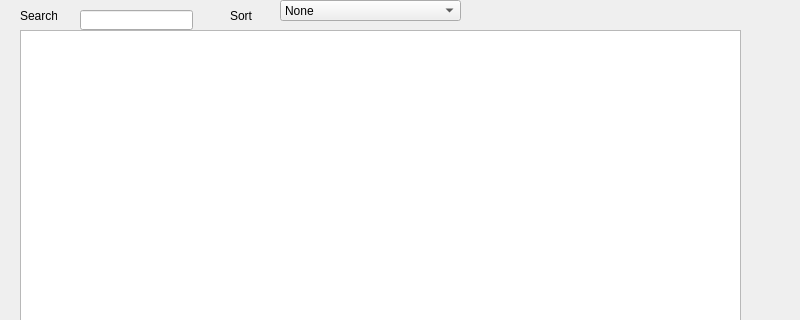
Above: returnbook.ui from NadaSulaiman01/Library_management_system before the change; both pictures show x 0 to 800 and y 0 to 320 of the 800 by 600 pixel window. Below: the same form after it.
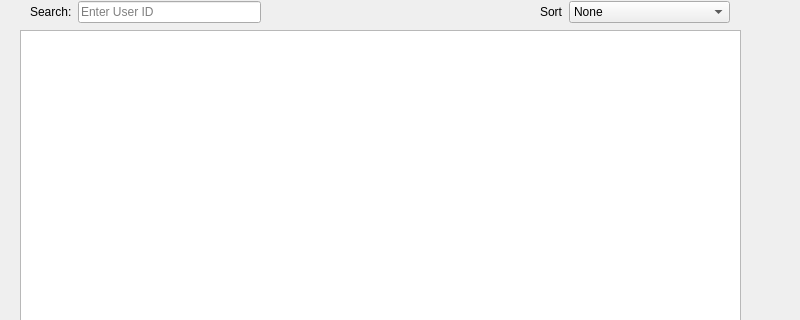
That is the form after the change.

Commit message: add member search by id in return book window, synchronized with sort

What changed in the file:
```diff
--- a/returnbook.ui
+++ b/returnbook.ui
@@ -53,62 +53,6 @@
      <string>Return to home page</string>
     </property>
    </widget>
-   <widget class="QLabel" name="label">
-    <property name="geometry">
-     <rect>
-      <x>20</x>
-      <y>10</y>
-      <width>37</width>
-      <height>12</height>
-     </rect>
-    </property>
-    <property name="text">
-     <string>Search</string>
-    </property>
-   </widget>
-   <widget class="QLabel" name="label_2">
-    <property name="geometry">
-     <rect>
-      <x>230</x>
-      <y>10</y>
-      <width>37</width>
-      <height>12</height>
-     </rect>
-    </property>
-    <property name="text">
-     <string>Sort</string>
-    </property>
-   </widget>
-   <widget class="QLineEdit" name="lineEdit">
-    <property name="geometry">
-     <rect>
-      <x>80</x>
-      <y>10</y>
-      <width>113</width>
-      <height>20</height>
-     </rect>
-    </property>
-   </widget>
-   <widget class="QComboBox" name="comboBox_sort">
-    <property name="geometry">
-     <rect>
-      <x>280</x>
-      <y>0</y>
-      <width>181</width>
-      <height>21</height>
-     </rect>
-    </property>
-    <item>
-     <property name="text">
-      <string>None</string>
-     </property>
-    </item>
-    <item>
-     <property name="text">
-      <string>Days left from return date</string>
-     </property>
-    </item>
-   </widget>
    <widget class="QPushButton" name="pushButton_refresh">
     <property name="geometry">
      <rect>
@@ -122,6 +66,65 @@
      <string>Refresh</string>
     </property>
    </widget>
+   <widget class="QWidget" name="">
+    <property name="geometry">
+     <rect>
+      <x>30</x>
+      <y>0</y>
+      <width>231</width>
+      <height>24</height>
+     </rect>
+    </property>
+    <layout class="QHBoxLayout" name="horizontalLayout">
+     <item>
+      <widget class="QLabel" name="label">
+       <property name="text">
+        <string>Search:</string>
+       </property>
+      </widget>
+     </item>
+     <item>
+      <widget class="QLineEdit" name="lineEdit">
+       <property name="placeholderText">
+        <string>Enter User ID</string>
+       </property>
+      </widget>
+     </item>
+    </layout>
+   </widget>
+   <widget class="QWidget" name="">
+    <property name="geometry">
+     <rect>
+      <x>540</x>
+      <y>0</y>
+      <width>190</width>
+      <height>24</height>
+     </rect>
+    </property>
+    <layout class="QHBoxLayout" name="horizontalLayout_2">
+     <item>
+      <widget class="QLabel" name="label_2">
+       <property name="text">
+        <string>Sort</string>
+       </property>
+      </widget>
+     </item>
+     <item>
+      <widget class="QComboBox" name="comboBox_sort">
+       <item>
+        <property name="text">
+         <string>None</string>
+        </property>
+       </item>
+       <item>
+        <property name="text">
+         <string>Days left from return date</string>
+        </property>
+       </item>
+      </widget>
+     </item>
+    </layout>
+   </widget>
   </widget>
   <widget class="QMenuBar" name="menubar">
    <property name="geometry">
```
Left out of the diff: 2 changed lines with no effect on the pictures. The commit also changes 2 other files.
